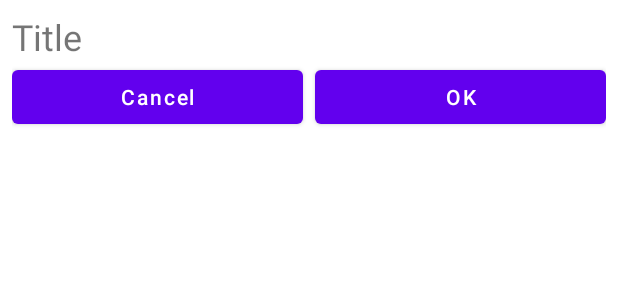
After one commit to kazaman97/sample-radiobutton-dialog, an Android app: the layout fragment_sample_dialog.xml on its own in the app's theme, with its tools: preview values and no code run, on a phone screen of 412 x 824 dp. The commit adds this screen. Shown: the top 300 px of the screen. Run offline under Robolectric (Android 15) with nearby library versions, the phone set to English and light mode, and no system bars.

Commit message:
add dialog layout

```diff
--- /dev/null
+++ b/app/src/main/res/layout/fragment_sample_dialog.xml
@@ -0,0 +1,50 @@
+<?xml version="1.0" encoding="utf-8"?>
+<layout xmlns:android="http://schemas.android.com/apk/res/android">
+
+    <LinearLayout
+        android:layout_width="match_parent"
+        android:layout_height="wrap_content">
+
+        <LinearLayout
+            android:layout_width="match_parent"
+            android:layout_height="wrap_content"
+            android:layout_margin="8dp"
+            android:orientation="vertical">
+
+            <TextView
+                android:id="@+id/title"
+                android:layout_width="wrap_content"
+                android:layout_height="wrap_content"
+                android:text="@string/title"
+                android:textSize="24sp" />
+
+            <RadioGroup
+                android:id="@+id/radio_group"
+                android:layout_width="match_parent"
+                android:layout_height="wrap_content" />
+
+            <LinearLayout
+                android:layout_width="match_parent"
+                android:layout_height="wrap_content"
+                android:orientation="horizontal">
+
+                <Button
+                    android:id="@+id/negative"
+                    android:layout_width="wrap_content"
+                    android:layout_height="wrap_content"
+                    android:layout_marginEnd="4dp"
+                    android:layout_weight="1"
+                    android:text="@string/cancel"
+                    android:textAllCaps="false" />
+
+                <Button
+                    android:id="@+id/positive"
+                    android:layout_width="wrap_content"
+                    android:layout_height="wrap_content"
+                    android:layout_marginStart="4dp"
+                    android:layout_weight="1"
+                    android:text="@string/ok" />
+            </LinearLayout>
+        </LinearLayout>
+    </LinearLayout>
+</layout>
--- a/app/src/main/res/values/strings.xml
+++ b/app/src/main/res/values/strings.xml
@@ -1,3 +1,6 @@
 <resources>
     <string name="app_name">sample-radiobutton-dialog</string>
+    <string name="title">Title</string>
+    <string name="cancel">Cancel</string>
+    <string name="ok">OK</string>
 </resources>
```
